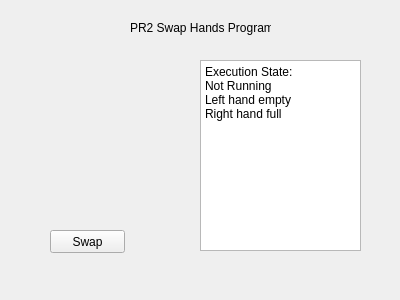
Before: the Qt Designer form rqt_pr2_hand_syntouch_sensor_interface/resource/swaphands.ui in BigMacStorm/PR2_hapticSensorResearch, drawn with Qt 5.
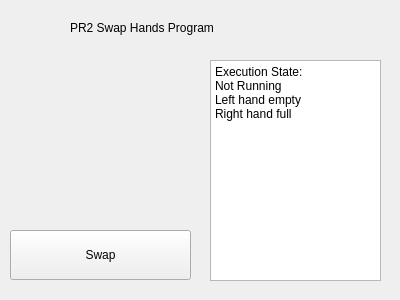
After: the same form once the commit is applied.

```diff
--- a/rqt_pr2_hand_syntouch_sensor_interface/resource/swaphands.ui
+++ b/rqt_pr2_hand_syntouch_sensor_interface/resource/swaphands.ui
@@ -16,9 +16,9 @@
   <widget class="QLabel" name="label">
    <property name="geometry">
     <rect>
-     <x>130</x>
+     <x>70</x>
      <y>20</y>
-     <width>141</width>
+     <width>241</width>
      <height>16</height>
     </rect>
    </property>
@@ -29,10 +29,10 @@
   <widget class="QPushButton" name="swap_swap">
    <property name="geometry">
     <rect>
-     <x>50</x>
+     <x>10</x>
      <y>230</y>
-     <width>75</width>
-     <height>23</height>
+     <width>181</width>
+     <height>50</height>
     </rect>
    </property>
    <property name="text">
@@ -42,10 +42,10 @@
   <widget class="QPlainTextEdit" name="swap_textBox">
    <property name="geometry">
     <rect>
-     <x>200</x>
+     <x>210</x>
      <y>60</y>
-     <width>161</width>
-     <height>191</height>
+     <width>171</width>
+     <height>221</height>
     </rect>
    </property>
    <property name="plainText">
```
